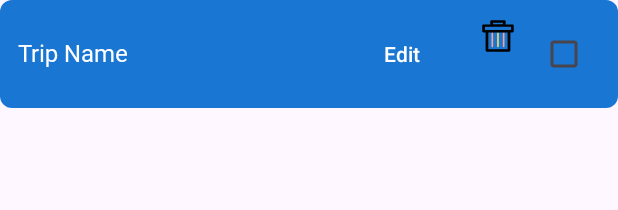
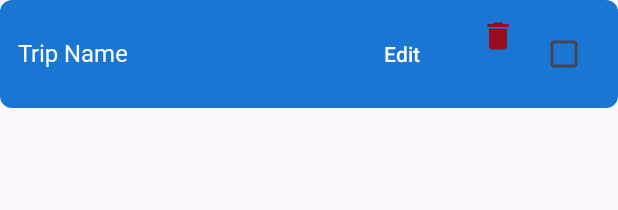
Before and after one commit to iamAmanShaukat/MushroomHunting, an Android app: the layout trip_item.xml on its own in the app's theme, with its tools: preview values and no code run, on a phone screen of 412 x 824 dp. Shown: the top 210 px of the screen. Run offline under Robolectric (Android 15) with nearby library versions, the phone set to English and light mode, and no system bars; Roboto replaces fonts that are not available here.

Commit message:
reduced the size of the icon

```diff
--- a/app/src/main/res/drawable/delete_icon.xml
+++ b/app/src/main/res/drawable/delete_icon.xml
@@ -1,18 +1,5 @@
-<vector xmlns:android="http://schemas.android.com/apk/res/android"
-    android:width="800dp"
-    android:height="800dp"
-    android:viewportWidth="1024"
-    android:viewportHeight="1024">
-  <path
-      android:pathData="M672.8,832.5c12.8,0 23.6,-9.2 23.6,-20.5V413.2h-46.6v398.8c-0.5,11.3 9.7,20.5 23,20.5z"
-      android:fillColor="#FFA28D"/>
-  <path
-      android:pathData="M511.5,832.5c13.3,0 23,-9.2 23,-20.5V413.2h-46.6v398.8c0,11.3 10.8,20.5 23.6,20.5z"
-      android:fillColor="#FFD561"/>
-  <path
-      android:pathData="M350.2,832.5c12.8,0 23,-9.2 23,-20.5V413.2h-46.1v398.8c0,11.3 10.8,20.5 23,20.5z"
-      android:fillColor="#FFA28D"/>
-  <path
-      android:pathData="M921.1,182.3h-191.5L729.6,98.8c0,-18.9 -17.4,-34.3 -38.9,-34.3h-358.4c-21.5,0 -38.9,15.9 -39.4,34.3v84L102.4,182.8c-21.5,0 -38.9,15.4 -38.9,34.3L63.5,378.9c0,18.9 17.4,34.3 38.9,34.3h57.3v512.5c0,18.9 16.9,34.3 38.4,34.3h626.7c21.5,0 38.9,-15.9 38.9,-34.3L863.7,413.2h57.3c21,0 38.4,-15.4 38.4,-34.3L959.5,216.6c0,-18.4 -17.4,-34.3 -38.4,-34.3zM370.7,133.1h281.1v43L370.7,176.1L370.7,133.1zM785.4,891.4L237.1,891.4L237.1,413.2L785.9,413.2v478.2zM881.7,344.6L140.8,344.6L140.8,251.4h740.9v93.2z"
-      android:fillColor="#000000"/>
+<vector xmlns:android="http://schemas.android.com/apk/res/android" android:height="35dp" android:tint="#970D1D" android:viewportHeight="24" android:viewportWidth="24" android:width="35dp">
+
+    <path android:fillColor="@android:color/white" android:pathData="M6,19c0,1.1 0.9,2 2,2h8c1.1,0 2,-0.9 2,-2V7H6v12zM19,4h-3.5l-1,-1h-5l-1,1H5v2h14V4z"/>
+
 </vector>
```
